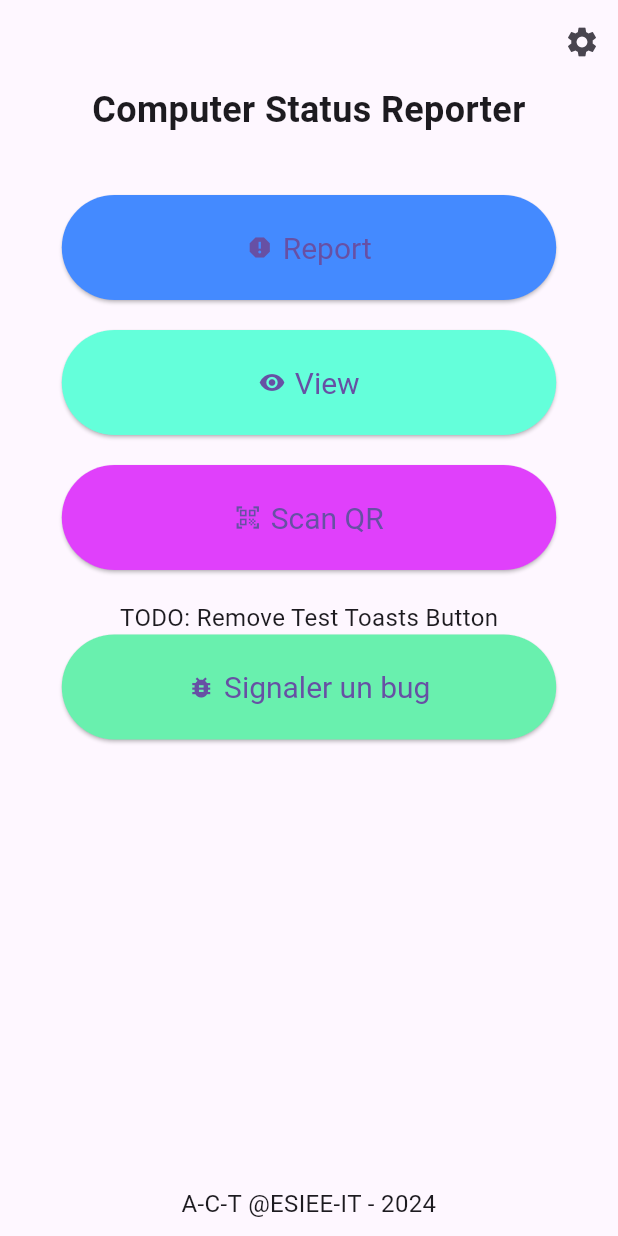
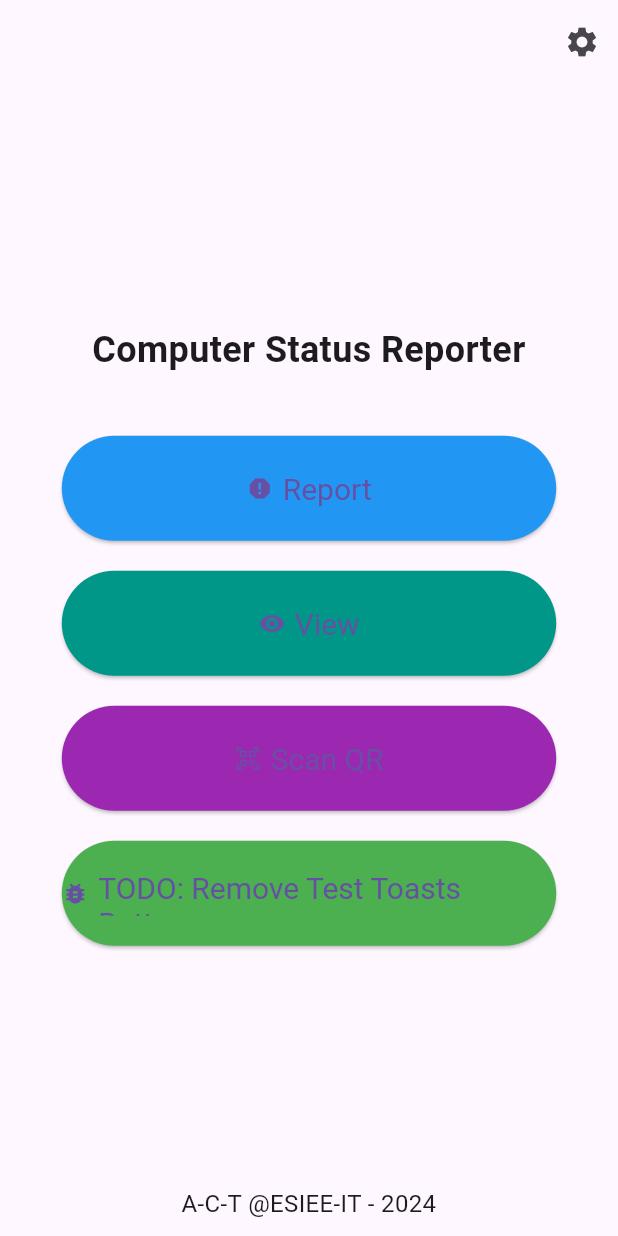
Before and after one commit to arthurpellegrini/ComputerStatusReporter, a Flutter app: the screen it shows after launch, on a phone screen of 412 x 824 dp. Run offline on Flutter 3.47's test engine with Material 3 defaults, Android fonts, the phone set to English and light mode, and no system bars; our stand-ins replace cloud_firestore, firebase_core, fluttertoast; missing offline and left inert: country_flags; accounts and stored records are empty; generated files the repository leaves out were written again.

Commit message:
Style: Replacing buttons and changing colors

```diff
--- a/lib/src/home_view.dart
+++ b/lib/src/home_view.dart
@@ -11,7 +11,7 @@ class HomeView extends StatelessWidget {
       context,
       AppLocalizations.of(context)!.reportSuccess,
       Icons.check_circle,
-      Colors.greenAccent,
+      Colors.green,
     );
   }
 
@@ -20,7 +20,7 @@ class HomeView extends StatelessWidget {
       context,
       AppLocalizations.of(context)!.reportTransmissionFailed,
       Icons.error,
-      Colors.redAccent,
+      Colors.red,
     );
   }
 
@@ -43,6 +43,7 @@ class HomeView extends StatelessWidget {
             child: Column(
               mainAxisAlignment: MainAxisAlignment.center,
               children: [
+                const Spacer(),
                 Text(
                   AppLocalizations.of(context)!.appTitle,
                   style: const TextStyle(fontSize: 24, fontWeight: FontWeight.bold),
@@ -59,7 +60,7 @@ class HomeView extends StatelessWidget {
                         },
                         icon: Icons.report,
                         label: AppLocalizations.of(context)!.report,
-                        backgroundColor: Colors.blueAccent,
+                        backgroundColor: Colors.blue,
                       ),
                       const SizedBox(height: 20),
                       CustomButton(
@@ -68,7 +69,7 @@ class HomeView extends StatelessWidget {
                         },
                         icon: Icons.visibility,
                         label: AppLocalizations.of(context)!.view,
-                        backgroundColor: Colors.tealAccent,
+                        backgroundColor: Colors.teal,
                       ),
                       const SizedBox(height: 20),
                       CustomButton(
@@ -77,18 +78,17 @@ class HomeView extends StatelessWidget {
                         },
                         icon: Icons.qr_code_scanner,
                         label: AppLocalizations.of(context)!.scanQR,
-                        backgroundColor: Colors.purpleAccent,
+                        backgroundColor: Colors.purple,
                       ),
                       const SizedBox(height: 20),
-                      const Text("TODO: Remove Test Toasts Button", style: TextStyle(fontSize: 16)),
                       CustomButton(
                         onPressed: () {
                           _showSuccessToast(context);
                           _showErrorToast(context);
                         },
                         icon: Icons.bug_report,
-                        label: AppLocalizations.of(context)!.reportBug,
-                        backgroundColor: Colors.greenAccent,
+                        label: "TODO: Remove Test Toasts Button",
+                        backgroundColor: Colors.green,
                       ),
                     ],
                   ),
```
